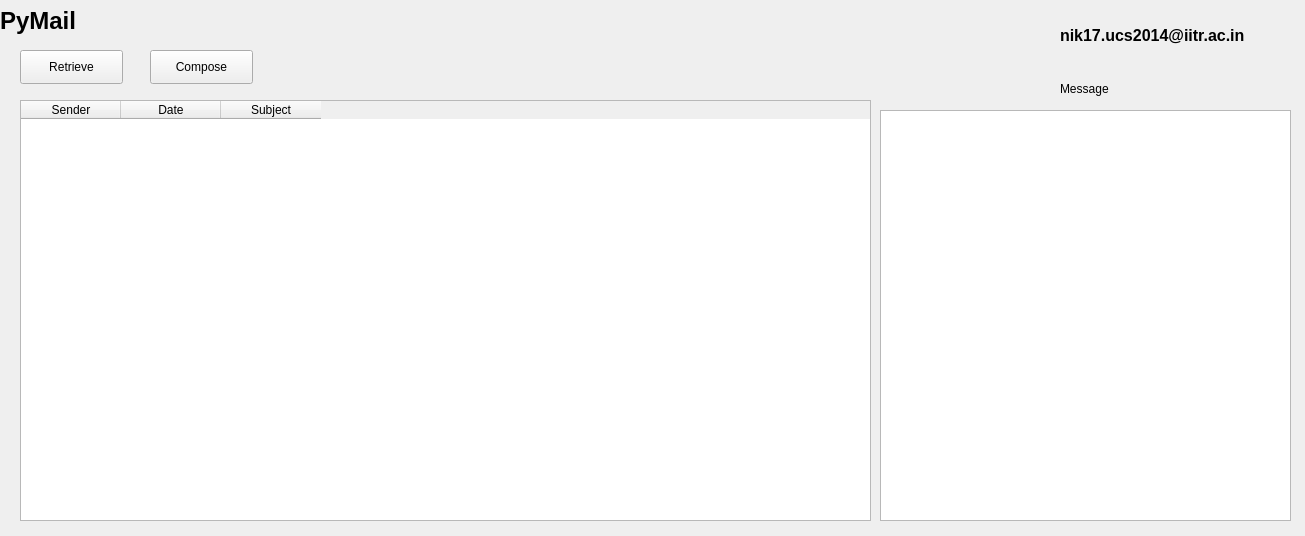
First picture: the form in UI/login_dash.ui, repository nikhil96sher/PyMail, before the edit.
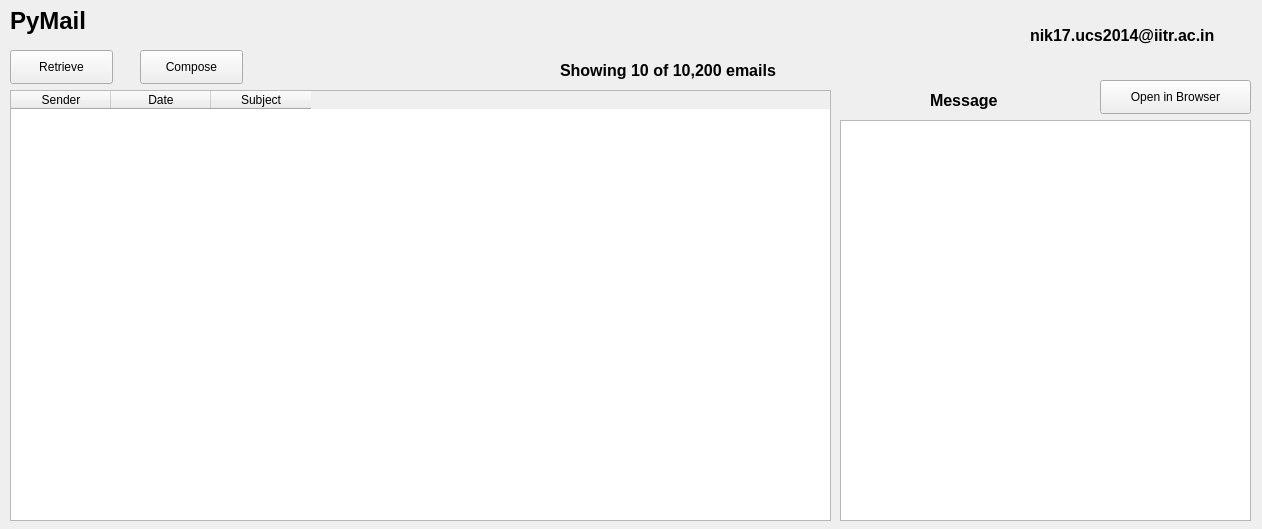
Second picture: the form after the edit.

Commit message: Added Open In Browser, Added email counts

```diff
--- a/UI/login_dash.ui
+++ b/UI/login_dash.ui
@@ -6,8 +6,8 @@
    <rect>
     <x>0</x>
     <y>0</y>
-    <width>1305</width>
-    <height>536</height>
+    <width>1262</width>
+    <height>529</height>
    </rect>
   </property>
   <property name="windowTitle">
@@ -16,7 +16,7 @@
   <widget class="QLabel" name="app_title_2">
    <property name="geometry">
     <rect>
-     <x>1060</x>
+     <x>1030</x>
      <y>20</y>
      <width>221</width>
      <height>31</height>
@@ -36,7 +36,7 @@
   <widget class="QPushButton" name="retrieve_button">
    <property name="geometry">
     <rect>
-     <x>20</x>
+     <x>10</x>
      <y>50</y>
      <width>103</width>
      <height>34</height>
@@ -49,7 +49,7 @@
   <widget class="QPushButton" name="compose_button">
    <property name="geometry">
     <rect>
-     <x>150</x>
+     <x>140</x>
      <y>50</y>
      <width>103</width>
      <height>34</height>
@@ -62,10 +62,10 @@
   <widget class="QTableWidget" name="received_email">
    <property name="geometry">
     <rect>
-     <x>20</x>
-     <y>100</y>
-     <width>851</width>
-     <height>421</height>
+     <x>10</x>
+     <y>90</y>
+     <width>821</width>
+     <height>431</height>
     </rect>
    </property>
    <column>
@@ -87,10 +87,10 @@
   <widget class="QTextBrowser" name="email_body">
    <property name="geometry">
     <rect>
-     <x>880</x>
-     <y>110</y>
+     <x>840</x>
+     <y>120</y>
      <width>411</width>
-     <height>411</height>
+     <height>401</height>
     </rect>
    </property>
    <property name="html">
@@ -104,12 +104,19 @@
   <widget class="QLabel" name="label">
    <property name="geometry">
     <rect>
-     <x>1060</x>
+     <x>930</x>
      <y>80</y>
-     <width>71</width>
-     <height>18</height>
+     <width>91</width>
+     <height>41</height>
     </rect>
    </property>
+   <property name="font">
+    <font>
+     <pointsize>12</pointsize>
+     <weight>75</weight>
+     <bold>true</bold>
+    </font>
+   </property>
    <property name="text">
     <string>Message</string>
    </property>
@@ -117,7 +124,7 @@
   <widget class="QLabel" name="app_title">
    <property name="geometry">
     <rect>
-     <x>0</x>
+     <x>10</x>
      <y>0</y>
      <width>101</width>
      <height>41</height>
@@ -134,6 +141,39 @@
     <string>PyMail</string>
    </property>
   </widget>
+  <widget class="QLabel" name="showing_label">
+   <property name="geometry">
+    <rect>
+     <x>560</x>
+     <y>60</y>
+     <width>271</width>
+     <height>20</height>
+    </rect>
+   </property>
+   <property name="font">
+    <font>
+     <pointsize>12</pointsize>
+     <weight>75</weight>
+     <bold>true</bold>
+    </font>
+   </property>
+   <property name="text">
+    <string>Showing 10 of 10,200 emails</string>
+   </property>
+  </widget>
+  <widget class="QPushButton" name="open_browser">
+   <property name="geometry">
+    <rect>
+     <x>1100</x>
+     <y>80</y>
+     <width>151</width>
+     <height>34</height>
+    </rect>
+   </property>
+   <property name="text">
+    <string>Open in Browser</string>
+   </property>
+  </widget>
  </widget>
  <resources/>
  <connections/>
```
Left out of the diff: 2 changed lines with no effect on the pictures. The commit also changes 8 other files.
